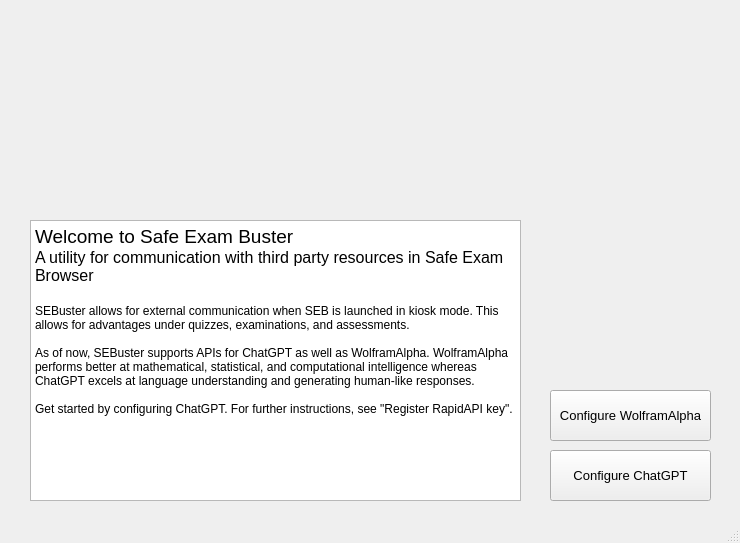
First picture: the form in MainWindow.ui, repository sanglantes/seb-qtbypass, before the edit.
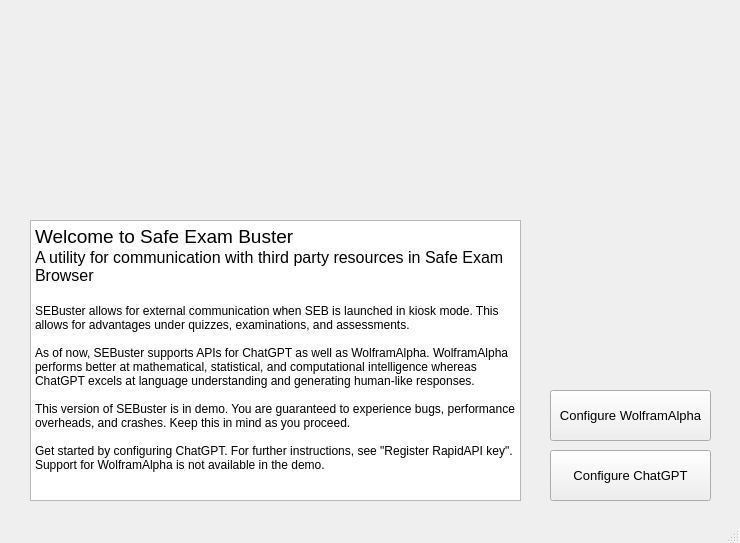
Second picture: the form after the edit. Icons and pictures are not drawn.

Patch:
```diff
--- a/MainWindow.ui
+++ b/MainWindow.ui
@@ -127,7 +127,9 @@
 &lt;p style=&quot;-qt-paragraph-type:empty; margin-top:0px; margin-bottom:0px; margin-left:0px; margin-right:0px; -qt-block-indent:0; text-indent:0px;&quot;&gt;&lt;br /&gt;&lt;/p&gt;
 &lt;p style=&quot; margin-top:0px; margin-bottom:0px; margin-left:0px; margin-right:0px; -qt-block-indent:0; text-indent:0px;&quot;&gt;As of now, SEBuster supports APIs for ChatGPT as well as WolframAlpha. WolframAlpha performs better at mathematical, statistical, and computational intelligence whereas ChatGPT excels at language understanding and generating human-like responses.&lt;/p&gt;
 &lt;p style=&quot;-qt-paragraph-type:empty; margin-top:0px; margin-bottom:0px; margin-left:0px; margin-right:0px; -qt-block-indent:0; text-indent:0px;&quot;&gt;&lt;br /&gt;&lt;/p&gt;
-&lt;p style=&quot; margin-top:0px; margin-bottom:0px; margin-left:0px; margin-right:0px; -qt-block-indent:0; text-indent:0px;&quot;&gt;Get started by configuring ChatGPT. For further instructions, see &amp;quot;Register RapidAPI key&amp;quot;.&lt;/p&gt;&lt;/body&gt;&lt;/html&gt;</string>
+&lt;p style=&quot; margin-top:0px; margin-bottom:0px; margin-left:0px; margin-right:0px; -qt-block-indent:0; text-indent:0px;&quot;&gt;This version of SEBuster is in demo. You are guaranteed to experience bugs, performance overheads, and crashes. Keep this in mind as you proceed.&lt;/p&gt;
+&lt;p style=&quot;-qt-paragraph-type:empty; margin-top:0px; margin-bottom:0px; margin-left:0px; margin-right:0px; -qt-block-indent:0; text-indent:0px;&quot;&gt;&lt;br /&gt;&lt;/p&gt;
+&lt;p style=&quot; margin-top:0px; margin-bottom:0px; margin-left:0px; margin-right:0px; -qt-block-indent:0; text-indent:0px;&quot;&gt;Get started by configuring ChatGPT. For further instructions, see &amp;quot;Register RapidAPI key&amp;quot;. Support for WolframAlpha is not available in the demo.&lt;/p&gt;&lt;/body&gt;&lt;/html&gt;</string>
     </property>
    </widget>
   </widget>
```
